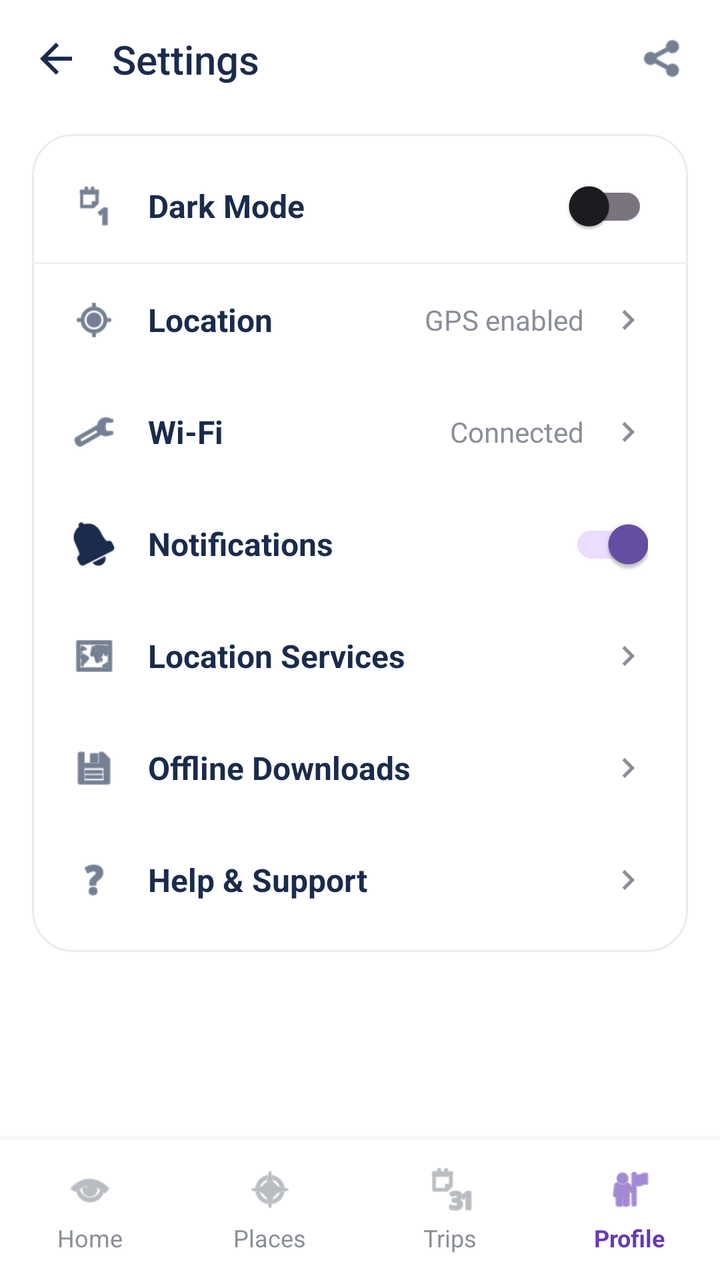
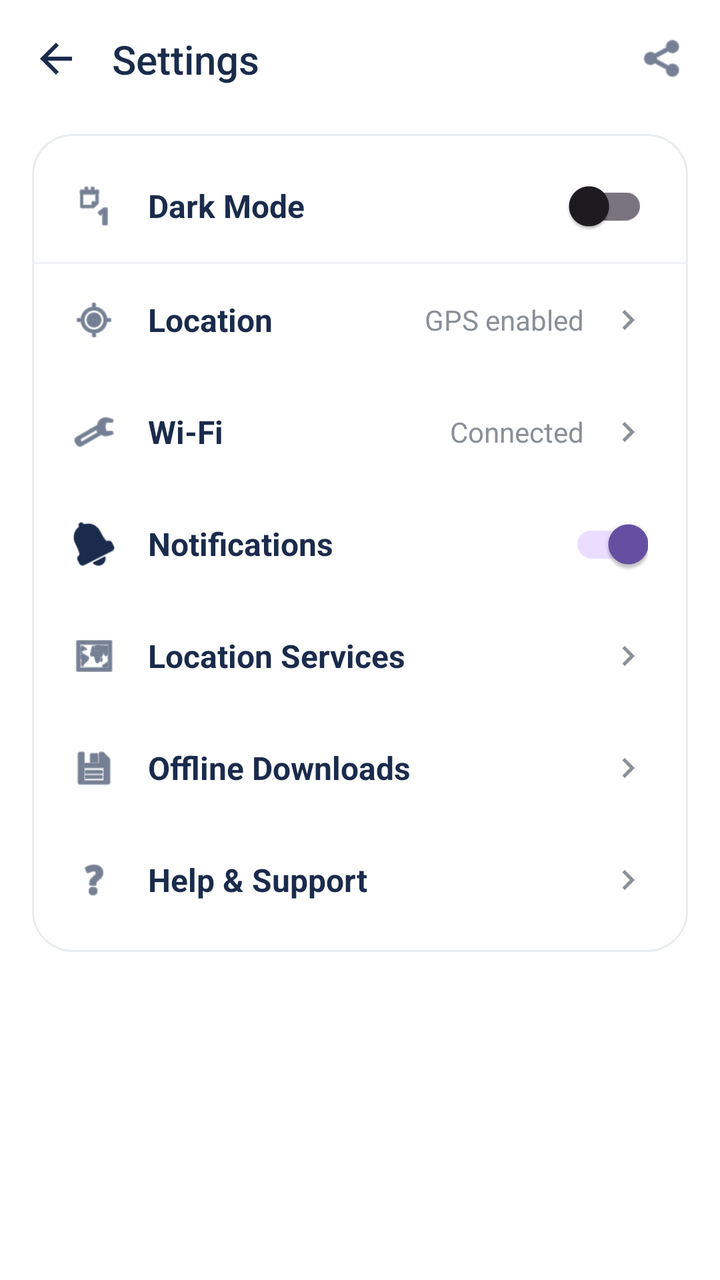

An Android layout rendered at two revisions. The XML below is the earlier revision; the diff shows what the commit changed to produce the second picture.
<!-- AndroidManifest.xml: application theme Theme.LankaGo -->
<!-- res/layout/settings.xml -->
<?xml version="1.0" encoding="utf-8"?>
<androidx.constraintlayout.widget.ConstraintLayout
    xmlns:android="http://schemas.android.com/apk/res/android"
    xmlns:app="http://schemas.android.com/apk/res-auto"
    xmlns:tools="http://schemas.android.com/tools"
    android:layout_width="match_parent"
    android:layout_height="match_parent"
    android:background="#FFFFFF"
    tools:context=".SettingsActivity">

    
    <LinearLayout
        android:id="@+id/top_bar"
        android:layout_width="match_parent"
        android:layout_height="wrap_content"
        android:gravity="center_vertical"
        android:orientation="horizontal"
        android:padding="16dp"
        app:layout_constraintTop_toTopOf="parent">

        <ImageView
            android:layout_width="24dp"
            android:layout_height="24dp"
            android:src="@drawable/ic_arrow_back"
            android:contentDescription="Back" />

        <TextView
            android:layout_width="0dp"
            android:layout_height="wrap_content"
            android:layout_weight="1"
            android:layout_marginStart="16dp"
            android:fontFamily="sans-serif-medium"
            android:text="Settings"
            android:textColor="#1A2B4C"
            android:textSize="20sp" />

        <ImageView
            android:layout_width="24dp"
            android:layout_height="24dp"
            android:src="@android:drawable/ic_menu_share"
            app:tint="#1A2B4C"
            android:contentDescription="Share" />
    </LinearLayout>

    
    <LinearLayout
        android:id="@+id/bottom_nav"
        android:layout_width="match_parent"
        android:layout_height="70dp"
        android:background="#FFFFFF"
        android:elevation="8dp"
        android:orientation="horizontal"
        android:weightSum="4"
        app:layout_constraintBottom_toBottomOf="parent">

        
        <LinearLayout
            android:layout_width="0dp"
            android:layout_height="match_parent"
            android:layout_weight="1"
            android:gravity="center"
            android:orientation="vertical">
            <ImageView
                android:layout_width="24dp"
                android:layout_height="24dp"
                android:src="@android:drawable/ic_menu_view"
                app:tint="#8A8F98" />
            <TextView
                android:layout_width="wrap_content"
                android:layout_height="wrap_content"
                android:layout_marginTop="4dp"
                android:text="Home"
                android:textColor="#8A8F98"
                android:textSize="12sp" />
        </LinearLayout>

        
        <LinearLayout
            android:layout_width="0dp"
            android:layout_height="match_parent"
            android:layout_weight="1"
            android:gravity="center"
            android:orientation="vertical">
            <ImageView
                android:layout_width="24dp"
                android:layout_height="24dp"
                android:src="@android:drawable/ic_menu_compass"
                app:tint="#8A8F98" />
            <TextView
                android:layout_width="wrap_content"
                android:layout_height="wrap_content"
                android:layout_marginTop="4dp"
                android:text="Places"
                android:textColor="#8A8F98"
                android:textSize="12sp" />
        </LinearLayout>

        
        <LinearLayout
            android:layout_width="0dp"
            android:layout_height="match_parent"
            android:layout_weight="1"
            android:gravity="center"
            android:orientation="vertical">
            <ImageView
                android:layout_width="24dp"
                android:layout_height="24dp"
                android:src="@android:drawable/ic_menu_month"
                app:tint="#8A8F98" />
            <TextView
                android:layout_width="wrap_content"
                android:layout_height="wrap_content"
                android:layout_marginTop="4dp"
                android:text="Trips"
                android:textColor="#8A8F98"
                android:textSize="12sp" />
        </LinearLayout>

        
        <LinearLayout
            android:layout_width="0dp"
            android:layout_height="match_parent"
            android:layout_weight="1"
            android:gravity="center"
            android:orientation="vertical">
            <ImageView
                android:layout_width="24dp"
                android:layout_height="24dp"
                android:src="@android:drawable/ic_menu_myplaces"
                app:tint="#673AB7" />
            <TextView
                android:layout_width="wrap_content"
                android:layout_height="wrap_content"
                android:layout_marginTop="4dp"
                android:text="Profile"
                android:textColor="#673AB7"
                android:textSize="12sp"
                android:textStyle="bold" />
        </LinearLayout>
    </LinearLayout>

    
    <androidx.core.widget.NestedScrollView
        android:layout_width="0dp"
        android:layout_height="0dp"
        android:scrollbars="none"
        app:layout_constraintBottom_toTopOf="@id/bottom_nav"
        app:layout_constraintEnd_toEndOf="parent"
        app:layout_constraintStart_toStartOf="parent"
        app:layout_constraintTop_toBottomOf="@id/top_bar">

        <LinearLayout
            android:layout_width="match_parent"
            android:layout_height="wrap_content"
            android:orientation="vertical"
            android:paddingHorizontal="16dp"
            android:paddingTop="8dp"
            android:paddingBottom="24dp">

            
            <androidx.cardview.widget.CardView
                android:layout_width="match_parent"
                android:layout_height="wrap_content"
                app:cardCornerRadius="20dp"
                app:cardElevation="0dp">

                <LinearLayout
                    android:layout_width="match_parent"
                    android:layout_height="wrap_content"
                    android:background="@drawable/bg_menu_card"
                    android:orientation="vertical"
                    android:paddingVertical="8dp">

                    
                    <RelativeLayout
                        android:layout_width="match_parent"
                        android:layout_height="56dp"
                        android:gravity="center_vertical"
                        android:paddingHorizontal="20dp">
                        <ImageView
                            android:id="@+id/set_icon_dark"
                            android:layout_width="22dp"
                            android:layout_height="22dp"
                            android:layout_centerVertical="true"
                            android:src="@android:drawable/ic_menu_day"
                            app:tint="#1A2B4C"
                            android:contentDescription="Dark Mode" />
                        <TextView
                            android:layout_width="wrap_content"
                            android:layout_height="wrap_content"
                            android:layout_toEndOf="@id/set_icon_dark"
                            android:layout_centerVertical="true"
                            android:layout_marginStart="16dp"
                            android:text="Dark Mode"
                            android:textColor="#1A2B4C"
                            android:textSize="16sp"
                            android:textStyle="bold" />
                        <com.google.android.material.switchmaterial.SwitchMaterial
                            android:id="@+id/switch_dark_mode"
                            android:layout_width="wrap_content"
                            android:layout_height="wrap_content"
                            android:layout_alignParentEnd="true"
                            android:layout_centerVertical="true" />
                    </RelativeLayout>

                    
                    <View
                        android:layout_width="match_parent"
                        android:layout_height="1dp"
                        android:background="#F0F2F5" />

                    
                    <RelativeLayout
                        android:layout_width="match_parent"
                        android:layout_height="56dp"
                        android:gravity="center_vertical"
                        android:paddingHorizontal="20dp">
                        <ImageView
                            android:id="@+id/set_icon1"
                            android:layout_width="22dp"
                            android:layout_height="22dp"
                            android:layout_centerVertical="true"
                            android:src="@android:drawable/ic_menu_mylocation"
                            app:tint="#1A2B4C"
                            android:contentDescription="Location Icon" />
                        <TextView
                            android:layout_width="wrap_content"
                            android:layout_height="wrap_content"
                            android:layout_toEndOf="@id/set_icon1"
                            android:layout_centerVertical="true"
                            android:layout_marginStart="16dp"
                            android:text="Location"
                            android:textColor="#1A2B4C"
                            android:textSize="16sp"
                            android:textStyle="bold" />
                        <TextView
                            android:id="@+id/tv_loc_status"
                            android:layout_width="wrap_content"
                            android:layout_height="wrap_content"
                            android:layout_toStartOf="@id/arrow1"
                            android:layout_centerVertical="true"
                            android:layout_marginEnd="12dp"
                            android:text="GPS enabled"
                            android:textColor="#8A8F98"
                            android:textSize="14sp" />
                        <ImageView
                            android:id="@+id/arrow1"
                            android:layout_width="20dp"
                            android:layout_height="20dp"
                            android:layout_alignParentEnd="true"
                            android:layout_centerVertical="true"
                            android:src="@drawable/ic_arrow_forward"
                            app:tint="#8A8F98"
                            android:contentDescription="Arrow" />
                    </RelativeLayout>

                    
                    <RelativeLayout
                        android:layout_width="match_parent"
                        android:layout_height="56dp"
                        android:gravity="center_vertical"
                        android:paddingHorizontal="20dp">
                        <ImageView
                            android:id="@+id/set_icon2"
                            android:layout_width="22dp"
                            android:layout_height="22dp"
                            android:layout_centerVertical="true"
                            android:src="@android:drawable/ic_menu_manage"
                            app:tint="#1A2B4C"
                            android:contentDescription="WiFi Icon" />
                        <TextView
                            android:layout_width="wrap_content"
                            android:layout_height="wrap_content"
                            android:layout_toEndOf="@id/set_icon2"
                            android:layout_centerVertical="true"
                            android:layout_marginStart="16dp"
                            android:text="Wi-Fi"
                            android:textColor="#1A2B4C"
                            android:textSize="16sp"
                            android:textStyle="bold" />
                        <TextView
                            android:id="@+id/tv_wifi_status"
                            android:layout_width="wrap_content"
                            android:layout_height="wrap_content"
                            android:layout_toStartOf="@id/arrow2"
                            android:layout_centerVertical="true"
                            android:layout_marginEnd="12dp"
                            android:text="Connected"
                            android:textColor="#8A8F98"
                            android:textSize="14sp" />
                        <ImageView
                            android:id="@+id/arrow2"
                            android:layout_width="20dp"
                            android:layout_height="20dp"
                            android:layout_alignParentEnd="true"
                            android:layout_centerVertical="true"
                            android:src="@drawable/ic_arrow_forward"
                            app:tint="#8A8F98"
                            android:contentDescription="Arrow" />
                    </RelativeLayout>

                    
                    <RelativeLayout
                        android:layout_width="match_parent"
                        android:layout_height="56dp"
                        android:gravity="center_vertical"
                        android:paddingHorizontal="20dp">
                        <ImageView
                            android:id="@+id/set_icon3"
                            android:layout_width="22dp"
                            android:layout_height="22dp"
                            android:layout_centerVertical="true"
                            android:src="@android:drawable/ic_popup_reminder"
                            app:tint="#1A2B4C"
                            android:contentDescription="Notifications Icon" />
                        <TextView
                            android:layout_width="wrap_content"
                            android:layout_height="wrap_content"
                            android:layout_toEndOf="@id/set_icon3"
                            android:layout_centerVertical="true"
                            android:layout_marginStart="16dp"
                            android:text="Notifications"
                            android:textColor="#1A2B4C"
                            android:textSize="16sp"
                            android:textStyle="bold" />
                        <androidx.appcompat.widget.SwitchCompat
                            android:layout_width="wrap_content"
                            android:layout_height="wrap_content"
                            android:layout_alignParentEnd="true"
                            android:layout_centerVertical="true"
                            android:checked="true"
                            tools:ignore="UseSwitchCompatOrMaterialXml" />
                    </RelativeLayout>

                    
                    <RelativeLayout
                        android:layout_width="match_parent"
                        android:layout_height="56dp"
                        android:gravity="center_vertical"
                        android:paddingHorizontal="20dp">
                        <ImageView
                            android:id="@+id/set_icon4"
                            android:layout_width="22dp"
                            android:layout_height="22dp"
                            android:layout_centerVertical="true"
                            android:src="@android:drawable/ic_menu_mapmode"
                            app:tint="#1A2B4C"
                            android:contentDescription="Services Icon" />
                        <TextView
                            android:layout_width="wrap_content"
                            android:layout_height="wrap_content"
                            android:layout_toEndOf="@id/set_icon4"
                            android:layout_centerVertical="true"
                            android:layout_marginStart="16dp"
                            android:text="Location Services"
                            android:textColor="#1A2B4C"
                            android:textSize="16sp"
                            android:textStyle="bold" />
                        <ImageView
                            android:layout_width="20dp"
                            android:layout_height="20dp"
                            android:layout_alignParentEnd="true"
                            android:layout_centerVertical="true"
                            android:src="@drawable/ic_arrow_forward"
                            app:tint="#8A8F98"
                            android:contentDescription="Arrow" />
                    </RelativeLayout>

                    
                    <RelativeLayout
                        android:layout_width="match_parent"
                        android:layout_height="56dp"
                        android:gravity="center_vertical"
                        android:paddingHorizontal="20dp">
                        <ImageView
                            android:id="@+id/set_icon5"
                            android:layout_width="22dp"
                            android:layout_height="22dp"
                            android:layout_centerVertical="true"
                            android:src="@android:drawable/ic_menu_save"
                            app:tint="#1A2B4C"
                            android:contentDescription="Downloads Icon" />
                        <TextView
                            android:layout_width="wrap_content"
                            android:layout_height="wrap_content"
                            android:layout_toEndOf="@id/set_icon5"
                            android:layout_centerVertical="true"
                            android:layout_marginStart="16dp"
                            android:text="Offline Downloads"
                            android:textColor="#1A2B4C"
                            android:textSize="16sp"
                            android:textStyle="bold" />
                        <ImageView
                            android:layout_width="20dp"
                            android:layout_height="20dp"
                            android:layout_alignParentEnd="true"
                            android:layout_centerVertical="true"
                            android:src="@drawable/ic_arrow_forward"
                            app:tint="#8A8F98"
                            android:contentDescription="Arrow" />
                    </RelativeLayout>

                    
                    <RelativeLayout
                        android:layout_width="match_parent"
                        android:layout_height="56dp"
                        android:gravity="center_vertical"
                        android:paddingHorizontal="20dp">
                        <ImageView
                            android:id="@+id/set_icon6"
                            android:layout_width="22dp"
                            android:layout_height="22dp"
                            android:layout_centerVertical="true"
                            android:src="@android:drawable/ic_menu_help"
                            app:tint="#1A2B4C"
                            android:contentDescription="Help Icon" />
                        <TextView
                            android:layout_width="wrap_content"
                            android:layout_height="wrap_content"
                            android:layout_toEndOf="@id/set_icon6"
                            android:layout_centerVertical="true"
                            android:layout_marginStart="16dp"
                            android:text="Help &amp; Support"
                            android:textColor="#1A2B4C"
                            android:textSize="16sp"
                            android:textStyle="bold" />
                        <ImageView
                            android:layout_width="20dp"
                            android:layout_height="20dp"
                            android:layout_alignParentEnd="true"
                            android:layout_centerVertical="true"
                            android:src="@drawable/ic_arrow_forward"
                            app:tint="#8A8F98"
                            android:contentDescription="Arrow" />
                    </RelativeLayout>

                </LinearLayout>
            </androidx.cardview.widget.CardView>

        </LinearLayout>
    </androidx.core.widget.NestedScrollView>

</androidx.constraintlayout.widget.ConstraintLayout>
<!-- resources referenced by this layout -->
<resources>
  <!-- drawable bg_menu_card (drawable) -->
  <?xml version="1.0" encoding="utf-8"?>
  <shape xmlns:android="http://schemas.android.com/apk/res/android" android:shape="rectangle">
      <solid android:color="#FFFFFF"/>
      <stroke android:width="1dp" android:color="#E8ECEF"/>
      <corners android:radius="20dp"/>
  </shape>
  <!-- drawable ic_arrow_back (drawable) -->
  <vector xmlns:android="http://schemas.android.com/apk/res/android"
      android:width="24dp"
      android:height="24dp"
      android:viewportWidth="24.0"
      android:viewportHeight="24.0">
      <path
          android:fillColor="#1A2B4C"
          android:pathData="M20,11H7.83l5.59-5.59L12,4l-8,8 8,8 1.41-1.41L7.83,13H20v-2z"/>
  </vector>
  <!-- drawable ic_arrow_forward (drawable) -->
  <vector xmlns:android="http://schemas.android.com/apk/res/android"
      android:width="24dp"
      android:height="24dp"
      android:viewportWidth="24.0"
      android:viewportHeight="24.0">
      <path
          android:fillColor="#FFFFFF"
          android:pathData="M10,6L8.59,7.41L13.17,12L8.59,16.59L10,18L16,12L10,6z"/>
  </vector>
  <style name="Theme.LankaGo" parent="Base.Theme.LankaGo" />
  <style name="Base.Theme.LankaGo" parent="Theme.Material3.DayNight.NoActionBar">
          
          
      </style>
</resources>

<!-- the commit's change to res/layout/settings.xml (unified diff, before → after) -->
@@ -41,110 +41,13 @@
             app:tint="#1A2B4C"
             android:contentDescription="Share" />
     </LinearLayout>
-
-    
-    <LinearLayout
-        android:id="@+id/bottom_nav"
-        android:layout_width="match_parent"
-        android:layout_height="70dp"
-        android:background="#FFFFFF"
-        android:elevation="8dp"
-        android:orientation="horizontal"
-        android:weightSum="4"
-        app:layout_constraintBottom_toBottomOf="parent">
-
-        
-        <LinearLayout
-            android:layout_width="0dp"
-            android:layout_height="match_parent"
-            android:layout_weight="1"
-            android:gravity="center"
-            android:orientation="vertical">
-            <ImageView
-                android:layout_width="24dp"
-                android:layout_height="24dp"
-                android:src="@android:drawable/ic_menu_view"
-                app:tint="#8A8F98" />
-            <TextView
-                android:layout_width="wrap_content"
-                android:layout_height="wrap_content"
-                android:layout_marginTop="4dp"
-                android:text="Home"
-                android:textColor="#8A8F98"
-                android:textSize="12sp" />
-        </LinearLayout>
-
-        
-        <LinearLayout
-            android:layout_width="0dp"
-            android:layout_height="match_parent"
-            android:layout_weight="1"
-            android:gravity="center"
-            android:orientation="vertical">
-            <ImageView
-                android:layout_width="24dp"
-                android:layout_height="24dp"
-                android:src="@android:drawable/ic_menu_compass"
-                app:tint="#8A8F98" />
-            <TextView
-                android:layout_width="wrap_content"
-                android:layout_height="wrap_content"
-                android:layout_marginTop="4dp"
-                android:text="Places"
-                android:textColor="#8A8F98"
-                android:textSize="12sp" />
-        </LinearLayout>
-
-        
-        <LinearLayout
-            android:layout_width="0dp"
-            android:layout_height="match_parent"
-            android:layout_weight="1"
-            android:gravity="center"
-            android:orientation="vertical">
-            <ImageView
-                android:layout_width="24dp"
-                android:layout_height="24dp"
-                android:src="@android:drawable/ic_menu_month"
-                app:tint="#8A8F98" />
-            <TextView
-                android:layout_width="wrap_content"
-                android:layout_height="wrap_content"
-                android:layout_marginTop="4dp"
-                android:text="Trips"
-                android:textColor="#8A8F98"
-                android:textSize="12sp" />
-        </LinearLayout>
-
-        
-        <LinearLayout
-            android:layout_width="0dp"
-            android:layout_height="match_parent"
-            android:layout_weight="1"
-            android:gravity="center"
-            android:orientation="vertical">
-            <ImageView
-                android:layout_width="24dp"
-                android:layout_height="24dp"
-                android:src="@android:drawable/ic_menu_myplaces"
-                app:tint="#673AB7" />
-            <TextView
-                android:layout_width="wrap_content"
-                android:layout_height="wrap_content"
-                android:layout_marginTop="4dp"
-                android:text="Profile"
-                android:textColor="#673AB7"
-                android:textSize="12sp"
-                android:textStyle="bold" />
-        </LinearLayout>
-    </LinearLayout>
-
+ 
     
     <androidx.core.widget.NestedScrollView
         android:layout_width="0dp"
         android:layout_height="0dp"
         android:scrollbars="none"
-        app:layout_constraintBottom_toTopOf="@id/bottom_nav"
+        app:layout_constraintBottom_toBottomOf="parent"
         app:layout_constraintEnd_toEndOf="parent"
         app:layout_constraintStart_toStartOf="parent"
         app:layout_constraintTop_toBottomOf="@id/top_bar">
